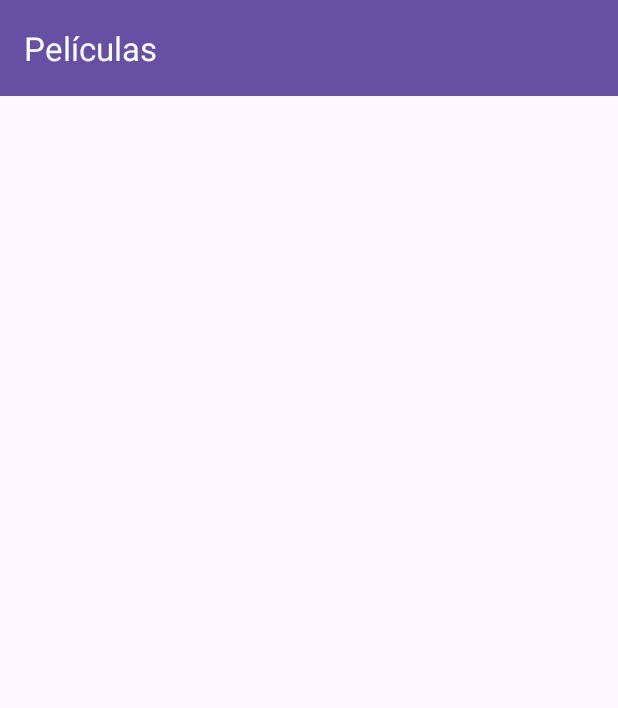
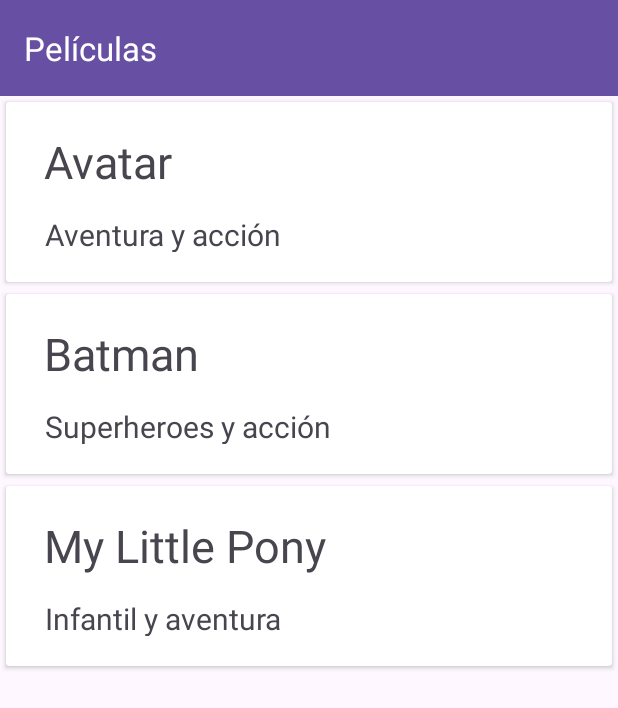
Before and after one commit to SirLuxord/Proyecto_PGL, an Android app: the screen it shows after launch (MainActivity), on a phone screen of 412 x 824 dp. Shown: the top 708 px of the screen. Run offline under Robolectric (Android 15) with nearby library versions, the phone set to English and light mode, and no system bars.

Commit message:
Creacion del adapter y viewHolder para pelicula

```diff
--- a/app/build.gradle.kts
+++ b/app/build.gradle.kts
@@ -5,7 +5,7 @@
 
 android {
     namespace = "com.example.cine"
-    compileSdk = 34
+    compileSdk = 35
 
     defaultConfig {
         applicationId = "com.example.cine"
--- a/app/src/main/java/com/example/cine/MainActivity.kt
+++ b/app/src/main/java/com/example/cine/MainActivity.kt
@@ -3,10 +3,17 @@
 import android.os.Bundle
 import androidx.activity.enableEdgeToEdge
 import androidx.appcompat.app.AppCompatActivity
+import androidx.coordinatorlayout.widget.CoordinatorLayout
 import androidx.core.view.ViewCompat
 import androidx.core.view.WindowInsetsCompat
+import androidx.recyclerview.widget.LinearLayoutManager
+import androidx.recyclerview.widget.RecyclerView
+import com.example.cine.adapter.PeliculaAdapter
 
 class MainActivity : AppCompatActivity() {
+
+
+
     override fun onCreate(savedInstanceState: Bundle?) {
         super.onCreate(savedInstanceState)
         enableEdgeToEdge()
@@ -16,5 +23,12 @@
             v.setPadding(systemBars.left, systemBars.top, systemBars.right, systemBars.bottom)
             insets
         }
+        initRecyclerView()
+    }
+
+    fun initRecyclerView(){
+        val recyclerView = findViewById<RecyclerView>(R.id.peliculasRecyclerView)
+        recyclerView.layoutManager = LinearLayoutManager(this)
+        recyclerView.adapter = PeliculaAdapter(PeliculasProvider.listFilms)
     }
 }
--- /dev/null
+++ b/app/src/main/java/com/example/cine/Pelicula.kt
@@ -0,0 +1,3 @@
+package com.example.cine
+
+data class Pelicula (val titulo:String, val genero:String, val sinopsis:String, val imagen:String)
--- /dev/null
+++ b/app/src/main/java/com/example/cine/PeliculasProvider.kt
@@ -0,0 +1,26 @@
+package com.example.cine
+
+class PeliculasProvider {
+    companion object{
+        val listFilms = listOf<Pelicula>(
+            Pelicula(
+                "Avatar",
+                "Aventura y acción",
+                "Aquí esta la sinopsis",
+                "Futura imasgen"
+            ),
+            Pelicula(
+                "Batman",
+                "Superheroes y acción",
+                "Aquí esta la sinopsis",
+                "Futura imasgen"
+            ),
+            Pelicula(
+                "My Little Pony",
+                "Infantil y aventura",
+                "Aquí esta la sinopsis",
+                "Futura imasgen"
+            )
+        )
+    }
+}
--- /dev/null
+++ b/app/src/main/java/com/example/cine/adapter/PeliculaAdapter.kt
@@ -0,0 +1,26 @@
+package com.example.cine.adapter
+
+import android.view.LayoutInflater
+import android.view.ViewGroup
+import androidx.recyclerview.widget.RecyclerView
+import com.example.cine.Pelicula
+import com.example.cine.R
+
+class PeliculaAdapter(private val listFilm:List<Pelicula>) : RecyclerView.Adapter<PeliculaViewHolder>() {
+
+    override fun onCreateViewHolder(parent: ViewGroup, viewType: Int): PeliculaViewHolder {
+        val layoutInflater = LayoutInflater.from(parent.context)
+        return PeliculaViewHolder(layoutInflater.inflate(R.layout.card_view_cine, parent, false))
+    }
+
+    override fun onBindViewHolder(holder: PeliculaViewHolder, position: Int) {
+        val item = listFilm[position]
+        holder.render(item)
+    }
+
+    override fun getItemCount(): Int {
+        return listFilm.size
+    }
+
+
+}
--- /dev/null
+++ b/app/src/main/java/com/example/cine/adapter/PeliculaViewHolder.kt
@@ -0,0 +1,20 @@
+package com.example.cine.adapter
+
+import android.view.View
+import android.widget.ImageView
+import android.widget.TextView
+import androidx.recyclerview.widget.RecyclerView
+import com.example.cine.Pelicula
+import com.example.cine.R
+
+class PeliculaViewHolder(view:View): RecyclerView.ViewHolder(view) {
+
+    val pelicula = view.findViewById<TextView>(R.id.tituloPeliculaTextView)
+    val genero = view.findViewById<TextView>(R.id.generoPeliculaTextView)
+    val imagenPelicula = view.findViewById<ImageView>(R.id.peliculaImageView)
+
+    fun render(peliculaModel: Pelicula){
+        pelicula.text = peliculaModel.titulo
+        genero.text = peliculaModel.genero
+    }
+}
--- a/app/src/main/res/layout/card_view_cine.xml
+++ b/app/src/main/res/layout/card_view_cine.xml
@@ -14,7 +14,7 @@
 
 
         <ImageView
-            android:id="@+id/imageView2"
+            android:id="@+id/peliculaImageView"
             android:layout_width="wrap_content"
             android:layout_height="wrap_content"
             android:layout_margin="4dp"
@@ -27,28 +27,28 @@
             tools:srcCompat="@tools:sample/avatars" />
 
         <TextView
-            android:id="@+id/textView"
+            android:id="@+id/tituloPeliculaTextView"
             android:layout_width="200dp"
             android:layout_height="55dp"
-            android:layout_marginStart="24dp"
-            android:text="TextView"
             android:textSize="30dp"
             app:layout_constraintBottom_toBottomOf="parent"
+            app:layout_constraintEnd_toEndOf="parent"
+            app:layout_constraintHorizontal_bias="0.125"
             app:layout_constraintStart_toStartOf="parent"
             app:layout_constraintTop_toTopOf="parent"
-            app:layout_constraintVertical_bias="0.34" />
+            app:layout_constraintVertical_bias="0.3"
+            tools:text="TextView" />
 
         <TextView
-            android:id="@+id/textView2"
-            android:layout_width="95dp"
-            android:layout_height="29dp"
-            android:layout_marginStart="24dp"
-            android:text="TextView"
+            android:id="@+id/generoPeliculaTextView"
+            android:layout_width="200dp"
+            android:layout_height="25dp"
             android:textSize="20dp"
-            app:layout_constraintBottom_toBottomOf="parent"
+            app:layout_constraintEnd_toEndOf="parent"
+            app:layout_constraintHorizontal_bias="0.126"
             app:layout_constraintStart_toStartOf="parent"
-            app:layout_constraintTop_toTopOf="parent"
-            app:layout_constraintVertical_bias="0.824" />
+            app:layout_constraintTop_toBottomOf="@+id/tituloPeliculaTextView"
+            tools:text="TextView" />
     </androidx.constraintlayout.widget.ConstraintLayout>
 
 
```
